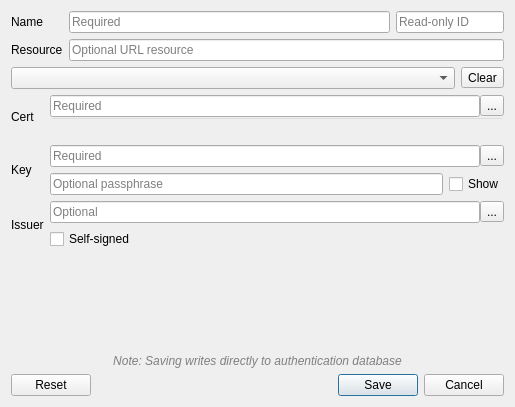
Old version of the form qgsauthenticationconfigwidget.ui in the repository dakcarto/QGIS-Auth.
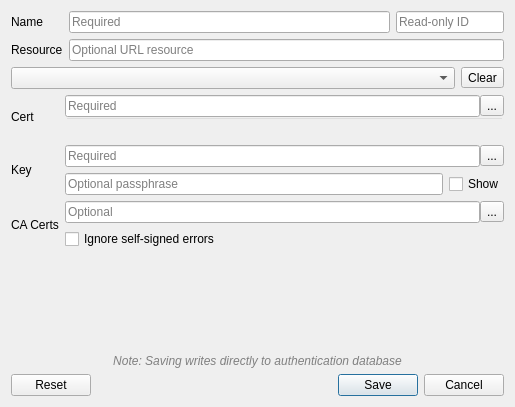
New version of the form. The open tabs and pages were chosen to show the change.

```diff
--- a/qgsauthenticationconfigwidget.ui
+++ b/qgsauthenticationconfigwidget.ui
@@ -238,7 +238,7 @@
             </sizepolicy>
            </property>
            <property name="text">
-            <string>Self-signed</string>
+            <string>Ignore self-signed errors</string>
            </property>
           </widget>
          </item>
@@ -327,7 +327,7 @@
           </sizepolicy>
          </property>
          <property name="text">
-          <string>Issuer</string>
+          <string>CA Certs</string>
          </property>
         </widget>
        </item>
```
Left out of the diff: 31 changed lines with no effect on the pictures.
